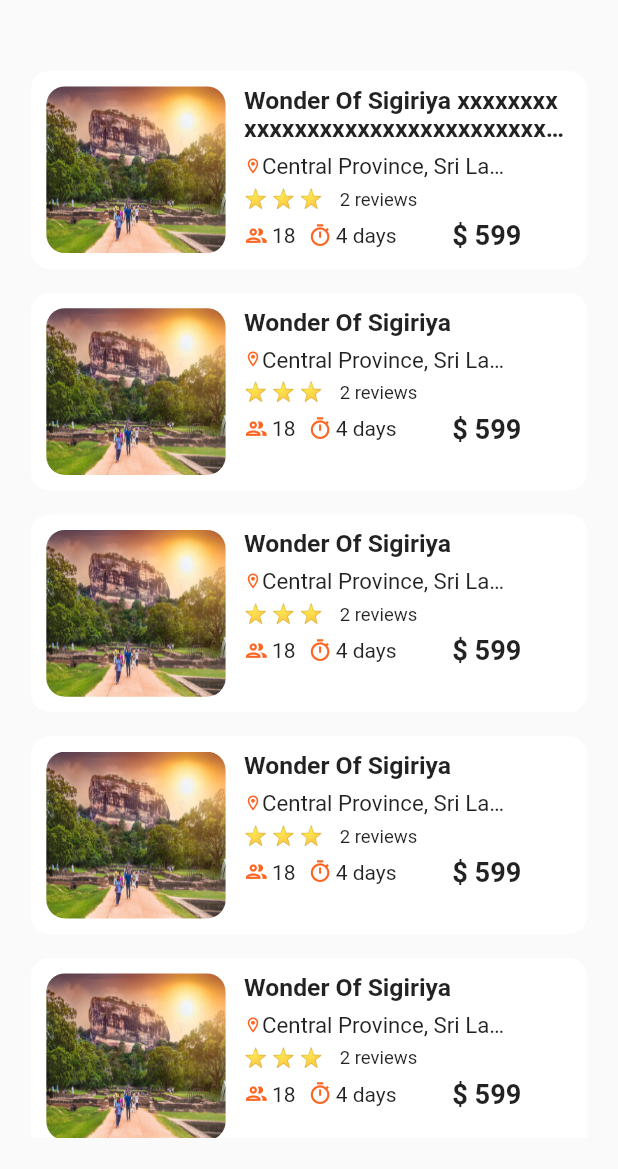
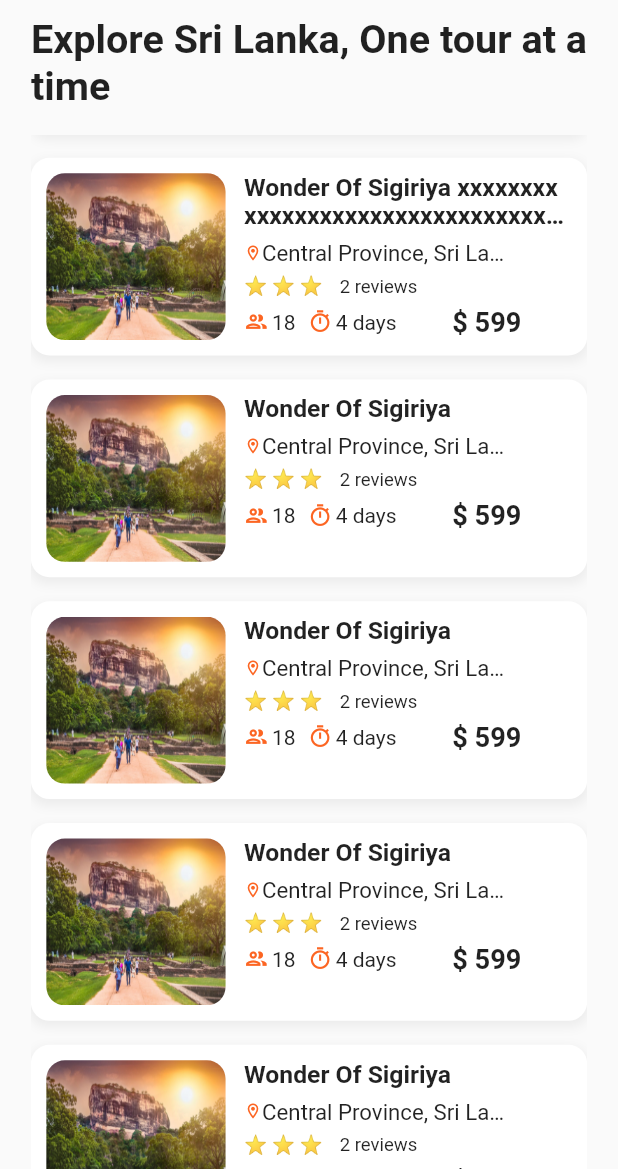
Before and after one commit to hashan8991/tour_drive_frontend, a Flutter app: the TourHomeScreen screen opened directly, scrolled down 576 dp, after a tap on the "search" icon, on a phone screen of 412 x 824 dp, the part 67-1236 px from its top. Run offline on Flutter 3.47's test engine with Material 2 defaults, Android fonts, the light colour scheme and no system bars; our stand-ins replace device_preview, flutter_rating_bar, font_awesome_flutter.

Commit message:
change margin of the pages

```diff
--- a/lib/screens/feedback/feedback_screen.dart
+++ b/lib/screens/feedback/feedback_screen.dart
@@ -1,6 +1,7 @@
 import "package:flutter/material.dart";
 import 'package:flutter_rating_bar/flutter_rating_bar.dart';
 import 'package:tour_drive_frontend/constants.dart';
+import 'package:tour_drive_frontend/screens/tour_screen/Single_tour_screen/single_tour_screen.dart';
 import 'package:tour_drive_frontend/screens/loading/loading_screen.dart';
 import 'package:tour_drive_frontend/screens/sign_in/login_screen.dart';
 import 'package:tour_drive_frontend/widgets/default_button.dart';
@@ -28,14 +29,14 @@ class _FeedbackFormState extends State<FeedbackForm> {
     return SafeArea(
       child: Scaffold(
         body: Container(
-          margin: EdgeInsets.all(screenWidth * 0.05),
+          margin: EdgeInsets.symmetric(horizontal: screenWidth * 0.05),
           child: SingleChildScrollView(
             scrollDirection: Axis.vertical,
             child: Column(
               crossAxisAlignment: CrossAxisAlignment.start,
               children: <Widget>[
               Header(text: "Create Review", press: () {
-                  Navigator.push(context, MaterialPageRoute(builder: (context) => const LoadingScreen()));
+                  Navigator.push(context, MaterialPageRoute(builder: (context) => const SingleTourScreen()));
               }),
               SizedBox(height: screenHeight *0.02,),
               const Center(child: Text("Hey, Leave feedback about this",)),
--- a/lib/screens/forget_password/forget_password_screen.dart
+++ b/lib/screens/forget_password/forget_password_screen.dart
@@ -28,7 +28,7 @@ class _ForgetPasswordScreenState extends State<ForgetPasswordScreen> {
     return SafeArea(
       child: Scaffold(
         body: Container(
-          margin: EdgeInsets.all(screenWidth * 0.05),
+          margin: EdgeInsets.symmetric(horizontal: screenWidth * 0.05),
           child: SingleChildScrollView(
             scrollDirection: Axis.vertical,
             child: Column(
--- a/lib/screens/navbar_pages/landing_screen.dart
+++ b/lib/screens/navbar_pages/landing_screen.dart
@@ -1,5 +1,5 @@
 import 'package:flutter/material.dart';
-import 'package:tour_drive_frontend/screens/tour_home_screen/tour_home_screen.dart';
+import 'package:tour_drive_frontend/screens/tour_screen/tour_home_screen.dart';
 
 class LandingScreen extends StatefulWidget {
   const LandingScreen({super.key});
--- a/lib/screens/sign_in/login_screen.dart
+++ b/lib/screens/sign_in/login_screen.dart
@@ -33,8 +33,8 @@ class _LogInScreenState extends State<LogInScreen> {
         // common code section for all codes
         body: Container(
           // common code section for all codes
-          margin: EdgeInsets.all(
-              screenWidth * 0.05), // common code section for all codes
+          margin: EdgeInsets.symmetric(
+              horizontal: screenWidth * 0.05), // common code section for all codes
           child: SingleChildScrollView(
             // common code section for all codes
             scrollDirection: Axis.vertical, // common code section for all codes
--- a/lib/screens/sign_up/sign_up_screen.dart
+++ b/lib/screens/sign_up/sign_up_screen.dart
@@ -40,7 +40,7 @@ class _SignUpScreenState extends State<SignUpScreen> {
     return SafeArea(
       child: Scaffold(
         body: Container(
-          margin: EdgeInsets.all(screenWidth * 0.05),
+          margin: EdgeInsets.symmetric(horizontal: screenWidth * 0.05),
           child: SingleChildScrollView(
             scrollDirection: Axis.vertical,
             child: Column(
--- a/lib/screens/tour_home_screen/tour_home_screen.dart
+++ /dev/null
@@ -1,150 +0,0 @@
-import 'package:flutter/material.dart';
-import 'package:tour_drive_frontend/constants.dart';
-import 'package:tour_drive_frontend/models/tour/tour_data.dart';
-import 'package:tour_drive_frontend/screens/navbar_main_page/navbar_main_page.dart';
-import 'package:tour_drive_frontend/screens/navbar_pages/landing_screen.dart';
-
-class TourHomeScreen extends StatefulWidget {
-
-  const TourHomeScreen({super.key,  });
-
-  @override
-  State<TourHomeScreen> createState() => _TourHomeScreenState();
-}
-
-class _TourHomeScreenState extends State<TourHomeScreen> {
-  @override
-  Widget build(BuildContext context) {
-
-    final double screenWidth = MediaQuery.of(context).size.width;
-    final double screenHeight = MediaQuery.of(context).size.height;
-
-    Text buildRatingStars(double rating) {
-
-      String stars = '';
-      for (double i = 0; i < rating; i++) {
-        stars += '⭐ ';
-      }
-      stars.trim();
-      return Text(stars, style: TextStyle(fontSize: screenHeight * 0.015),);
-    }
-
-     return SafeArea(
-      child: Scaffold(
-        appBar: AppBar(
-          backgroundColor: Colors.transparent,
-          leading: IconButton(
-            onPressed: () {Navigator.push(context, MaterialPageRoute(builder: (context) => const NavbarMainPage()));},
-            icon: const Icon(Icons.arrow_back, color:Colors.black, )),
-          elevation: 0,
-          title: Image.asset("assets/images/logoPic.png"),
-          centerTitle: true,
-          actions: <Widget>[
-            Container(
-              margin: EdgeInsets.all(3),
-              child: IconButton(
-                alignment: Alignment.centerRight,
-                icon: const Icon(Icons.search, color: Colors.black,),
-                onPressed: () {
-
-                },
-              ),
-            ),
-            IconButton(
-              icon: const Icon(Icons.filter_list, color: Colors.black, ),
-              onPressed: () {
-
-              },
-            ),
-          ],
-        ),
-
-
-        body: Container(
-          margin: EdgeInsets.all(screenWidth * 0.05),
-          child: ListView.builder(
-            scrollDirection: Axis.vertical,
-            itemCount: tours.length,
-            itemBuilder: (BuildContext context, int index) {
-
-            return Padding(
-              padding: const EdgeInsets.fromLTRB(0,0,0,16),
-              child: Container(
-
-                height: screenHeight * 0.16,
-                width: screenWidth,
-                decoration: BoxDecoration(
-                  // color: const Color.fromARGB(115, 155, 239, 254),
-                  color: Colors.white,
-                  borderRadius:
-                      BorderRadius.circular(screenWidth * 0.03),
-                ),
-                child: Container(
-                  margin: EdgeInsets.all(screenWidth * 0.025),
-                  child: Row(
-                    children: [
-                      ClipRRect(
-                        borderRadius: BorderRadius.circular(screenWidth * 0.03),
-                        child: Image.asset('assets/images/sigiriya.jpeg', fit: BoxFit.fill, height: screenHeight * 0.14,width: screenWidth * 0.29, )),
-                      SizedBox(width: screenWidth * 0.03),
-                      Container(
-                        height: screenHeight * 0.14,
-                        width: screenWidth * 0.52,
-                        decoration: BoxDecoration(
-                          color: Colors.white,
-                          borderRadius: BorderRadius.circular(screenWidth * 0.03),
-                        ),
-                        child: Column(
-                          crossAxisAlignment: CrossAxisAlignment.start,
-                          children: [
-                            Text( tours[index].name, style: TextStyle(fontWeight: FontWeight.bold, fontSize: screenHeight * 0.02), maxLines: 2, overflow: TextOverflow.ellipsis,),
-                            SizedBox(height: screenHeight * 0.008,),
-                            Row(
-                              children: [
-                                const Icon(Icons.location_on_outlined, color: kPrimaryColor, size: 12.0,),
-                                SizedBox(width: screenWidth * 0.40, child: Text(tours[0].locations, style: TextStyle(fontSize: screenHeight * 0.018), maxLines:1, overflow: TextOverflow.ellipsis,)),
-                              ],
-                            ),
-                            SizedBox(height: screenHeight * 0.008,),
-                            Row(children: [buildRatingStars(tours[index].ratingsAverage), SizedBox(width: screenWidth * 0.02,),Text("${tours[index].reviews.toStringAsFixed(0)} reviews", style: TextStyle(fontSize: screenHeight *0.015),)]),
-                            SizedBox(height: screenHeight * 0.007,),
-                            Row(
-                              mainAxisAlignment: MainAxisAlignment.start,
-                              children: [
-                                Row(
-                                  children: [
-                                    Icon(Icons.people_outline_sharp, color: kPrimaryColor, size: screenHeight * 0.02,),
-                                    SizedBox(width: screenWidth *0.005,),
-                                    Text("${tours[index].maxSeats}"),
-                                  ],
-                                ),
-                                SizedBox(width: screenHeight * 0.01,),
-                                Row(
-                                  children: [
-                                    Icon(Icons.timer_outlined, color: kPrimaryColor, size: screenHeight * 0.02,),
-                                    SizedBox(width: screenWidth *0.005,),
-                                    Text("${tours[index].duration} days"),
-                                  ],
-                                ),
-                                SizedBox(width: screenWidth * 0.09,),
-                                Text("\$ ${tours[index].price.toStringAsFixed(0)}", style: TextStyle(fontSize: screenHeight * 0.022,fontWeight: FontWeight.bold),)
-                              ],
-                            ),
-                            SizedBox(height: screenHeight * 0.001,),
-
-                          ],
-                        ),
-                      ),
-                    ],
-                  ),
-              ),
-              ),
-            );
-            }
-          ),
-
-        ),
-      ),
-    );
-  }
-}
--- /dev/null
+++ b/lib/screens/tour_screen/tour_home_screen.dart
@@ -0,0 +1,167 @@
+import 'package:flutter/material.dart';
+import 'package:tour_drive_frontend/constants.dart';
+import 'package:tour_drive_frontend/models/tour/tour_data.dart';
+import 'package:tour_drive_frontend/screens/navbar_main_page/navbar_main_page.dart';
+import 'package:tour_drive_frontend/screens/navbar_pages/landing_screen.dart';
+
+class TourHomeScreen extends StatefulWidget {
+
+  const TourHomeScreen({super.key,  });
+
+  @override
+  State<TourHomeScreen> createState() => _TourHomeScreenState();
+}
+
+class _TourHomeScreenState extends State<TourHomeScreen> {
+  @override
+  Widget build(BuildContext context) {
+
+    final double screenWidth = MediaQuery.of(context).size.width;
+    final double screenHeight = MediaQuery.of(context).size.height;
+
+    Text buildRatingStars(double rating) {
+
+      String stars = '';
+      for (double i = 0; i < rating; i++) {
+        stars += '⭐ ';
+      }
+      stars.trim();
+      return Text(stars, style: TextStyle(fontSize: screenHeight * 0.015),);
+    }
+
+     return SafeArea(
+      child: Scaffold(
+        appBar: AppBar(
+          backgroundColor: Colors.transparent,
+          leading: IconButton(
+            onPressed: () {Navigator.push(context, MaterialPageRoute(builder: (context) => const NavbarMainPage()));},
+            icon: const Icon(Icons.arrow_back, color:Colors.black, )),
+          elevation: 0,
+          title: Image.asset("assets/images/logoPic.png"),
+          centerTitle: true,
+          actions: <Widget>[
+            Container(
+              margin: EdgeInsets.all(3),
+              child: IconButton(
+                alignment: Alignment.centerRight,
+                icon: const Icon(Icons.search, color: Colors.black,),
+                onPressed: () {
+
+                },
+              ),
+            ),
+            IconButton(
+              icon: const Icon(Icons.filter_list, color: Colors.black, ),
+              onPressed: () {
+
+              },
+            ),
+          ],
+        ),
+
+
+        body: Container(
+          margin: EdgeInsets.symmetric(horizontal: screenWidth * 0.05),
+          child: Column(
+            crossAxisAlignment: CrossAxisAlignment.start,
+            children: [
+              Text("Explore Sri Lanka, One tour at a time", style: TextStyle(fontSize: screenHeight * 0.032, fontWeight: FontWeight.bold),),
+              SizedBox(height: screenHeight * 0.02,),
+              Expanded(
+                child: ListView.builder(
+                  scrollDirection: Axis.vertical,
+                  itemCount: tours.length,
+                  itemBuilder: (BuildContext context, int index) {
+
+                  return Padding(
+                    padding: const EdgeInsets.fromLTRB(0,0,0,16),
+                    child: Container(
+
+                      height: screenHeight * 0.16,
+                      width: screenWidth,
+                      decoration: BoxDecoration(
+                        // color: const Color.fromARGB(115, 155, 239, 254),
+                        color: Colors.white,
+                        boxShadow: [
+                          BoxShadow(
+                            color: Colors.grey.withOpacity(0.15), // shadow color
+                            spreadRadius: 1.0, // how wide the shadow is
+                            blurRadius: 5.0, // how soft the shadow is
+                            offset: Offset(0, 3), // offset of the shadow
+                          ),
+                        ],
+                        borderRadius:
+                            BorderRadius.circular(screenWidth * 0.03),
+                      ),
+                      child: Container(
+                        margin: EdgeInsets.all(screenWidth * 0.025),
+                        child: Row(
+                          children: [
+                            ClipRRect(
+                              borderRadius: BorderRadius.circular(screenWidth * 0.03),
+                              child: Image.asset('assets/images/sigiriya.jpeg', fit: BoxFit.fill, height: screenHeight * 0.14,width: screenWidth * 0.29, )),
+                            SizedBox(width: screenWidth * 0.03),
+                            Container(
+                              height: screenHeight * 0.14,
+                              width: screenWidth * 0.52,
+                              decoration: BoxDecoration(
+                                color: Colors.white,
+                                borderRadius: BorderRadius.circular(screenWidth * 0.03),
+                              ),
+                              child: Column(
+                                crossAxisAlignment: CrossAxisAlignment.start,
+                                children: [
+                                  Text( tours[index].name, style: TextStyle(fontWeight: FontWeight.bold, fontSize: screenHeight * 0.02), maxLines: 2, overflow: TextOverflow.ellipsis,),
+                                  SizedBox(height: screenHeight * 0.008,),
+                                  Row(
+                                    children: [
+                                      const Icon(Icons.location_on_outlined, color: kPrimaryColor, size: 12.0,),
+                                      SizedBox(width: screenWidth * 0.40, child: Text(tours[0].locations, style: TextStyle(fontSize: screenHeight * 0.018), maxLines:1, overflow: TextOverflow.ellipsis,)),
+                                    ],
+                                  ),
+                                  SizedBox(height: screenHeight * 0.008,),
+                                  Row(children: [buildRatingStars(tours[index].ratingsAverage), SizedBox(width: screenWidth * 0.02,),Text("${tours[index].reviews.toStringAsFixed(0)} reviews", style: TextStyle(fontSize: screenHeight *0.015),)]),
+                                  SizedBox(height: screenHeight * 0.007,),
+                                  Row(
+                                    mainAxisAlignment: MainAxisAlignment.start,
+                                    children: [
+                                      Row(
+                                        children: [
+                                          Icon(Icons.people_outline_sharp, color: kPrimaryColor, size: screenHeight * 0.02,),
+                                          SizedBox(width: screenWidth *0.005,),
+                                          Text("${tours[index].maxSeats}"),
+                                        ],
+                                      ),
+                                      SizedBox(width: screenHeight * 0.01,),
+                                      Row(
+                                        children: [
+                                          Icon(Icons.timer_outlined, color: kPrimaryColor, size: screenHeight * 0.02,),
+                                          SizedBox(width: screenWidth *0.005,),
+                                          Text("${tours[index].duration} days"),
+                                        ],
+                                      ),
+                                      SizedBox(width: screenWidth * 0.09,),
+                                      Text("\$ ${tours[index].price.toStringAsFixed(0)}", style: TextStyle(fontSize: screenHeight * 0.022,fontWeight: FontWeight.bold),)
+                                    ],
+                                  ),
+                                  SizedBox(height: screenHeight * 0.001,),
+
+                                ],
+                              ),
+                            ),
+                          ],
+                        ),
+                    ),
+                    ),
+                  );
+                  }
+                ),
+              ),
+            ],
+          ),
+
+        ),
+      ),
+    );
+  }
+}
```
Also changed, not shown: lib/main.dart (+5 -3 lines), lib/screens/navbar_main_page/navbar_main_page.dart (+12 -21 lines), assets/images/map.jpg (added).
